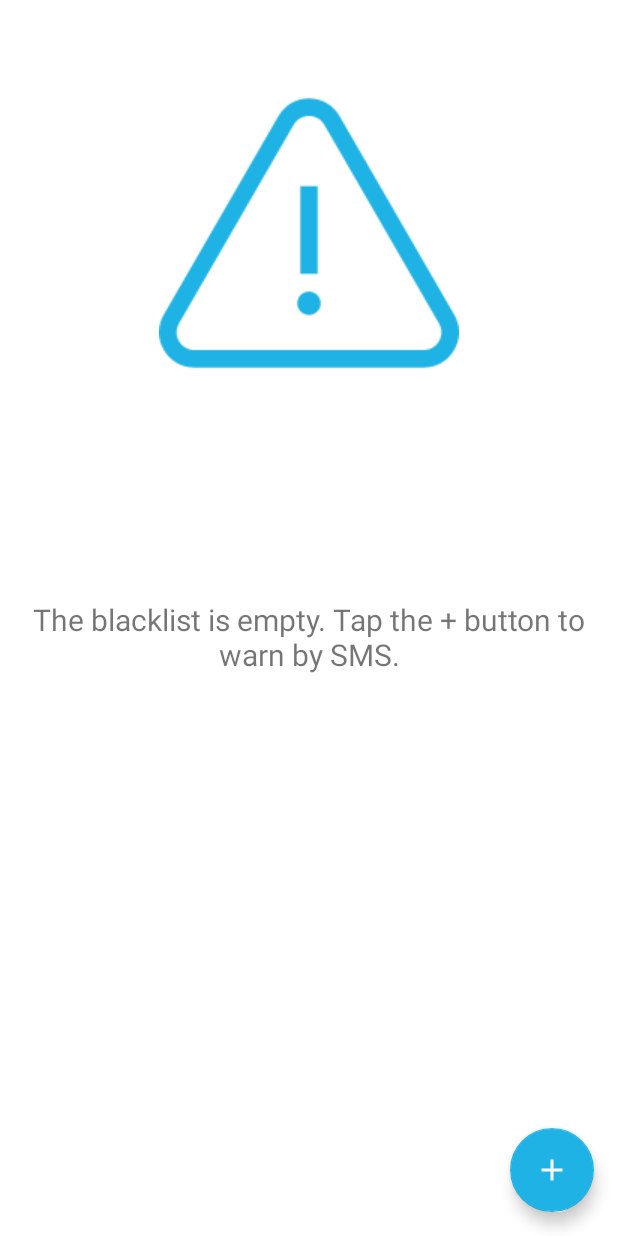
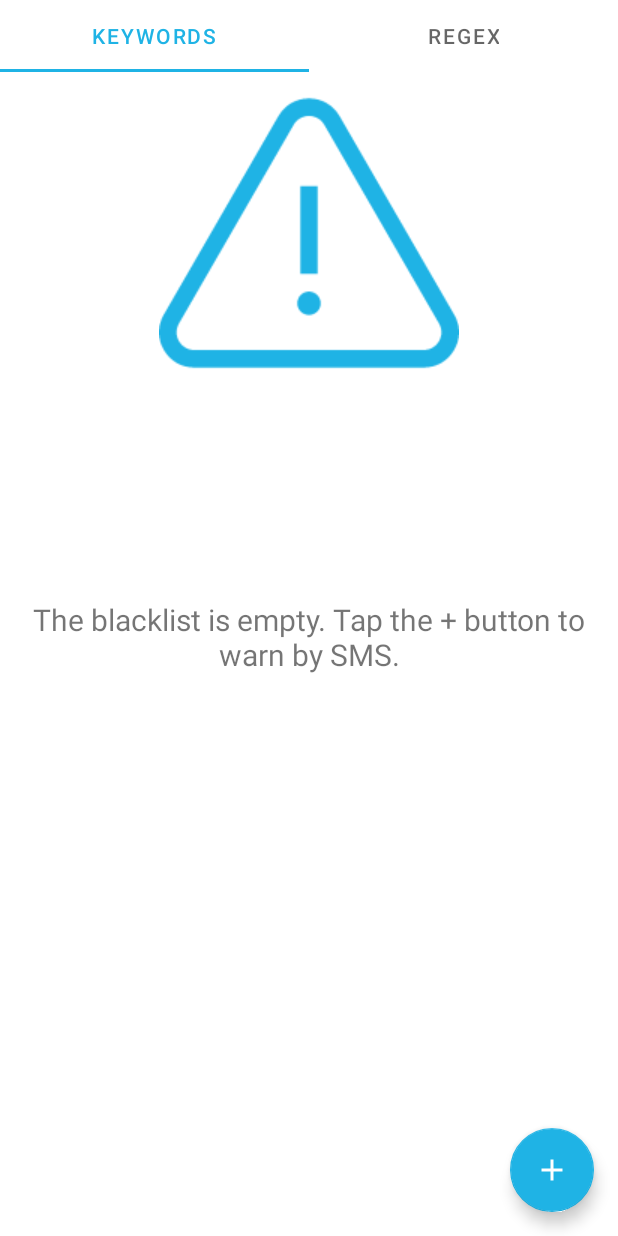
Before and after one commit to code-Adrian/Anti-Spam, an Android app: the fragment Smsblacklist shown on its own in the app's theme, on a phone screen of 412 x 824 dp. Run offline under Robolectric (Android 15) with nearby library versions, the phone set to English and light mode, and no system bars.

Commit message:
View Pager + icons
- Added SMSKeywordBlockViewPager.kt and SMSRegexBlockViewPager.kt to seperate different warnings saved in diffenent views.
- Added Keyword icon to represent warning card for keyword warning.

```diff
--- a/app/src/main/java/com/ab/anti_spam/adapters/SMSBlacklistAdapter.kt
+++ b/app/src/main/java/com/ab/anti_spam/adapters/SMSBlacklistAdapter.kt
@@ -33,6 +33,9 @@ class SMSBlacklistAdapter constructor(private var blacklist: MutableList<SMSBlac
             binding.root.tag = model
             binding.smsblacklist = model
 
+            if(model.by_keyword.isNotEmpty()){
+                binding.icon.setBackgroundResource(R.drawable.iconkeyword)
+            }
             if(model.by_regex.isNotEmpty()){
                 binding.icon.setBackgroundResource(R.drawable.regex)
             }
--- /dev/null
+++ b/app/src/main/java/com/ab/anti_spam/adapters/SMSBlacklistTablayoutAdapter.kt
@@ -0,0 +1,30 @@
+package com.ab.anti_spam.adapters
+
+import android.content.Context
+import androidx.fragment.app.Fragment
+import androidx.fragment.app.FragmentManager
+import androidx.fragment.app.FragmentPagerAdapter
+import com.ab.anti_spam.ui.smsblacklist.SMSKeywordBlockViewPager
+import com.ab.anti_spam.ui.smsblacklist.SMSRegexBlockViewPager
+
+internal class SMSBlacklistTablayoutAdapter(var context: Context, var fm: FragmentManager, var totalTabs: Int): FragmentPagerAdapter(fm) {
+
+    override fun getItem(position: Int): Fragment {
+        return when(position){
+            0 -> {
+                SMSKeywordBlockViewPager()
+            }
+            1 -> {
+                SMSRegexBlockViewPager()
+            }
+            else -> getItem(position)
+        }
+    }
+
+    override fun getCount(): Int {
+        return totalTabs
+    }
+
+
+
+}
--- /dev/null
+++ b/app/src/main/java/com/ab/anti_spam/ui/smsblacklist/SMSKeywordBlockViewPager.kt
@@ -0,0 +1,76 @@
+package com.ab.anti_spam.ui.smsblacklist
+
+import android.os.Bundle
+import androidx.fragment.app.Fragment
+import android.view.LayoutInflater
+import android.view.View
+import android.view.ViewGroup
+import androidx.fragment.app.activityViewModels
+import androidx.lifecycle.Observer
+import androidx.recyclerview.widget.LinearLayoutManager
+import com.ab.anti_spam.adapters.SMSBlacklistAdapter
+import com.ab.anti_spam.adapters.deleteListenerSMS
+import com.ab.anti_spam.databinding.FragmentSMSKeywordBlockViewPagerBinding
+import com.ab.anti_spam.main.Main
+import com.ab.anti_spam.models.SMSBlacklistModel
+
+
+class SMSKeywordBlockViewPager : Fragment(),deleteListenerSMS {
+
+    lateinit var app: Main
+    private var _fragBinding: FragmentSMSKeywordBlockViewPagerBinding? = null
+    lateinit var adapter: SMSBlacklistAdapter
+    private val blacklistViewModel: SmsblacklistViewModel by activityViewModels()
+    private val fragBinding get() = _fragBinding!!
+
+    override fun onCreate(savedInstanceState: Bundle?) {
+        super.onCreate(savedInstanceState)
+        app = activity?.application as Main
+    }
+
+    override fun onCreateView(
+        inflater: LayoutInflater, container: ViewGroup?,
+        savedInstanceState: Bundle?
+    ): View? {
+
+        _fragBinding = FragmentSMSKeywordBlockViewPagerBinding.inflate(inflater, container, false)
+        val root = fragBinding.root
+
+
+        loadBlacklist()
+
+        return root
+    }
+
+    private fun loadBlacklist(){
+        fragBinding.smsblacklistRecyclerview.adapter?.notifyDataSetChanged()
+        blacklistViewModel.refresh(app)
+        blacklistViewModel.observableBlacklist.observe(viewLifecycleOwner, Observer { blacklist ->
+            blacklist?.let {
+                renderRecyclerView(blacklist as ArrayList<SMSBlacklistModel>)
+            }
+        })
+    }
+
+    private fun renderRecyclerView(model: ArrayList<SMSBlacklistModel>){
+        fragBinding.smsblacklistRecyclerview.layoutManager = LinearLayoutManager(activity)
+        fragBinding.smsblacklistRecyclerview.adapter = SMSBlacklistAdapter(filterModelKeywordOnly(model) as ArrayList<SMSBlacklistModel>,this)
+        adapter = fragBinding.smsblacklistRecyclerview.adapter as SMSBlacklistAdapter
+    }
+
+    private fun filterModelKeywordOnly(model: ArrayList<SMSBlacklistModel>) : ArrayList<SMSBlacklistModel>{
+        val filteredArray = ArrayList<SMSBlacklistModel>()
+        for(i in model){
+            if(i.by_keyword.isNotEmpty()){
+                filteredArray.add(i)
+            }
+        }
+        return filteredArray
+    }
+
+    override fun onDeleteClick(model: SMSBlacklistModel) {
+        blacklistViewModel.deleteModel(model,app)
+    }
+
+
+}
--- /dev/null
+++ b/app/src/main/java/com/ab/anti_spam/ui/smsblacklist/SMSRegexBlockViewPager.kt
@@ -0,0 +1,74 @@
+package com.ab.anti_spam.ui.smsblacklist
+
+import android.os.Bundle
+import androidx.fragment.app.Fragment
+import android.view.LayoutInflater
+import android.view.View
+import android.view.ViewGroup
+import androidx.fragment.app.activityViewModels
+import androidx.lifecycle.Observer
+import androidx.recyclerview.widget.LinearLayoutManager
+import com.ab.anti_spam.adapters.SMSBlacklistAdapter
+import com.ab.anti_spam.adapters.deleteListenerSMS
+import com.ab.anti_spam.databinding.FragmentSMSRegexBlockViewPagerBinding
+import com.ab.anti_spam.main.Main
+import com.ab.anti_spam.models.SMSBlacklistModel
+
+class SMSRegexBlockViewPager : Fragment(), deleteListenerSMS {
+
+    lateinit var app: Main
+    private var _fragBinding: FragmentSMSRegexBlockViewPagerBinding? = null
+    lateinit var adapter: SMSBlacklistAdapter
+    private val blacklistViewModel: SmsblacklistViewModel by activityViewModels()
+    private val fragBinding get() = _fragBinding!!
+
+    override fun onCreate(savedInstanceState: Bundle?) {
+        super.onCreate(savedInstanceState)
+        app = activity?.application as Main
+    }
+
+    override fun onCreateView(
+        inflater: LayoutInflater, container: ViewGroup?,
+        savedInstanceState: Bundle?
+    ): View? {
+
+        _fragBinding = FragmentSMSRegexBlockViewPagerBinding.inflate(inflater, container, false)
+        val root = fragBinding.root
+
+
+        loadBlacklist()
+
+        return root
+    }
+
+    private fun loadBlacklist(){
+        fragBinding.smsblacklistRecyclerview.adapter?.notifyDataSetChanged()
+        blacklistViewModel.refresh(app)
+        blacklistViewModel.observableBlacklist.observe(viewLifecycleOwner, Observer { blacklist ->
+            blacklist?.let {
+                renderRecyclerView(blacklist as ArrayList<SMSBlacklistModel>)
+            }
+        })
+    }
+
+    private fun renderRecyclerView(model: ArrayList<SMSBlacklistModel>){
+        fragBinding.smsblacklistRecyclerview.layoutManager = LinearLayoutManager(activity)
+        fragBinding.smsblacklistRecyclerview.adapter = SMSBlacklistAdapter(filterModelKeywordOnly(model) as ArrayList<SMSBlacklistModel>,this)
+        adapter = fragBinding.smsblacklistRecyclerview.adapter as SMSBlacklistAdapter
+    }
+
+    private fun filterModelKeywordOnly(model: ArrayList<SMSBlacklistModel>) : ArrayList<SMSBlacklistModel>{
+        val filteredArray = ArrayList<SMSBlacklistModel>()
+        for(i in model){
+            if(i.by_regex.isNotEmpty()){
+                filteredArray.add(i)
+            }
+        }
+        return filteredArray
+    }
+
+    override fun onDeleteClick(model: SMSBlacklistModel) {
+        blacklistViewModel.deleteModel(model,app)
+    }
+
+}
--- a/app/src/main/java/com/ab/anti_spam/ui/smsblacklist/Smsblacklist.kt
+++ b/app/src/main/java/com/ab/anti_spam/ui/smsblacklist/Smsblacklist.kt
@@ -9,12 +9,16 @@ import android.view.ViewGroup
 import androidx.core.view.isVisible
 import androidx.fragment.app.activityViewModels
 import androidx.lifecycle.Observer
+import androidx.viewpager.widget.ViewPager
 import com.ab.anti_spam.R
+import com.ab.anti_spam.adapters.CallBlacklistTablayoutAdapter
+import com.ab.anti_spam.adapters.SMSBlacklistTablayoutAdapter
 import com.ab.anti_spam.databinding.FragmentCallblacklistBinding
 import com.ab.anti_spam.databinding.FragmentSmsblacklistBinding
 import com.ab.anti_spam.main.Main
 import com.ab.anti_spam.ui.callblacklist.CallblacklistViewModel
 import com.ab.anti_spam.ui.callblacklist.OptionsDialog
+import com.google.android.material.tabs.TabLayout
 
 class Smsblacklist : Fragment() {
 
@@ -22,6 +26,9 @@ class Smsblacklist : Fragment() {
     private var _fragBinding: FragmentSmsblacklistBinding? = null
     private val fragBinding get() = _fragBinding!!
     private val blacklistViewModel: SmsblacklistViewModel by activityViewModels()
+
+    private lateinit var tabLayout: TabLayout
+    private lateinit var viewPager: ViewPager
 
     override fun onCreate(savedInstanceState: Bundle?) {
         super.onCreate(savedInstanceState)
@@ -35,12 +42,17 @@ class Smsblacklist : Fragment() {
         _fragBinding = FragmentSmsblacklistBinding.inflate(inflater, container, false)
         val root = fragBinding.root
 
+        tabLayout = fragBinding.tabLayout
+        viewPager = fragBinding.viewPager
+
         fragBinding.fab.setOnClickListener{
             val optionsDialog = SMSOptionsDialog()
             optionsDialog.show(parentFragmentManager,null)
         }
 
+        emptyStorageLayout()
         observer()
+        tabLayoutSetup()
 
         return root
     }
@@ -56,7 +68,7 @@ class Smsblacklist : Fragment() {
     }
 
     private fun emptyStorageLayout(){
-        if(app.localCallBlacklist.getAll().size > 0){
+        if(app.localSMSBlacklist.getAll().size > 0){
             fragBinding.blockIcon.isVisible = false
             fragBinding.blockText.isVisible = false
         }else{
@@ -65,4 +77,23 @@ class Smsblacklist : Fragment() {
         }
     }
 
+    private fun tabLayoutSetup(){
+        tabLayout.removeAllTabs()
+        tabLayout.addTab(tabLayout.newTab().setText("Keywords"))
+        tabLayout.addTab(tabLayout.newTab().setText("Regex"))
+        tabLayout.tabGravity = TabLayout.GRAVITY_FILL
+        viewPager.adapter = SMSBlacklistTablayoutAdapter(app.applicationContext,childFragmentManager,tabLayout.tabCount)
+
+        viewPager.addOnPageChangeListener(TabLayout.TabLayoutOnPageChangeListener(tabLayout))
+        tabLayout.addOnTabSelectedListener(object : TabLayout.OnTabSelectedListener{
+            override fun onTabSelected(tab: TabLayout.Tab?) {
+                viewPager.currentItem = tab!!.position
+
+            }
+            override fun onTabUnselected(tab: TabLayout.Tab?) {}
+            override fun onTabReselected(tab: TabLayout.Tab?) {}
+
+        })
+    }
+
 }
--- /dev/null
+++ b/app/src/main/res/layout/fragment_s_m_s_keyword_block_view_pager.xml
@@ -0,0 +1,20 @@
+<?xml version="1.0" encoding="utf-8"?>
+<androidx.constraintlayout.widget.ConstraintLayout xmlns:android="http://schemas.android.com/apk/res/android"
+    xmlns:app="http://schemas.android.com/apk/res-auto"
+    xmlns:tools="http://schemas.android.com/tools"
+    android:layout_width="match_parent"
+    android:layout_height="match_parent"
+    tools:context=".ui.smsblacklist.SMSKeywordBlockViewPager">
+
+    <androidx.recyclerview.widget.RecyclerView
+        android:id="@+id/smsblacklist_recyclerview"
+        android:layout_width="match_parent"
+        android:layout_height="match_parent"
+        android:scrollbars="vertical"
+        app:layout_constraintBottom_toBottomOf="parent"
+        app:layout_constraintEnd_toEndOf="parent"
+        app:layout_constraintStart_toStartOf="parent"
+        app:layout_constraintTop_toTopOf="parent" />
+
+
+</androidx.constraintlayout.widget.ConstraintLayout>
--- /dev/null
+++ b/app/src/main/res/layout/fragment_s_m_s_regex_block_view_pager.xml
@@ -0,0 +1,19 @@
+<?xml version="1.0" encoding="utf-8"?>
+<androidx.constraintlayout.widget.ConstraintLayout xmlns:android="http://schemas.android.com/apk/res/android"
+    xmlns:tools="http://schemas.android.com/tools"
+    android:layout_width="match_parent"
+    android:layout_height="match_parent"
+    xmlns:app="http://schemas.android.com/apk/res-auto"
+    tools:context=".ui.smsblacklist.SMSRegexBlockViewPager">
+
+    <androidx.recyclerview.widget.RecyclerView
+        android:id="@+id/smsblacklist_recyclerview"
+        android:layout_width="match_parent"
+        android:layout_height="match_parent"
+        android:scrollbars="vertical"
+        app:layout_constraintBottom_toBottomOf="parent"
+        app:layout_constraintEnd_toEndOf="parent"
+        app:layout_constraintStart_toStartOf="parent"
+        app:layout_constraintTop_toTopOf="parent" />
+
+</androidx.constraintlayout.widget.ConstraintLayout>
--- a/app/src/main/res/layout/fragment_smsblacklist.xml
+++ b/app/src/main/res/layout/fragment_smsblacklist.xml
@@ -5,6 +5,24 @@
     android:layout_height="match_parent"
     xmlns:app="http://schemas.android.com/apk/res-auto"
     tools:context=".ui.smsblacklist.Smsblacklist">
+
+
+    <androidx.appcompat.widget.LinearLayoutCompat
+        android:layout_width="match_parent"
+        android:layout_height="match_parent"
+        android:orientation="vertical"
+        >
+
+        <com.google.android.material.tabs.TabLayout
+            android:id="@+id/tabLayout"
+            android:layout_width="match_parent"
+            android:layout_height="wrap_content" />
+
+        <androidx.viewpager.widget.ViewPager
+            android:id="@+id/viewPager"
+            android:layout_width="match_parent"
+            android:layout_height="wrap_content" />
+    </androidx.appcompat.widget.LinearLayoutCompat>
 
     <ImageView
         android:id="@+id/block_icon"
--- a/app/src/main/res/layout/smsblacklist_keywordblock_dialog.xml
+++ b/app/src/main/res/layout/smsblacklist_keywordblock_dialog.xml
@@ -40,8 +40,8 @@
             android:id="@+id/keyword_text"
             android:layout_width="match_parent"
             android:layout_height="wrap_content"
-            android:inputType="number"
-            android:maxLength="15"
+            android:inputType="text"
+            android:maxLength="50"
             />
 
     </com.google.android.material.textfield.TextInputLayout>
```
Also changed, not shown: app/src/main/res/drawable/iconkeyword.png (added).
